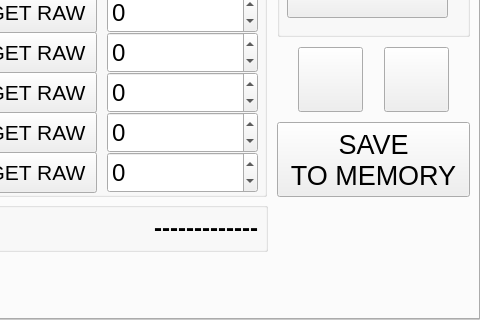
ahmetcihan/pendulum_controller, file dc_motor_pc.ui: the form before one commit; both pictures show x 320 to 800 and y 160 to 480 of the 800 by 480 pixel window.
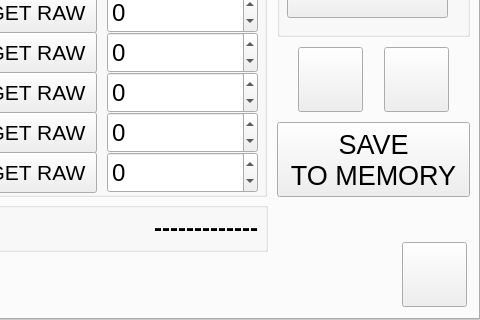
The form after the commit. The open tabs and pages were chosen to show the change.

Commit message: calibration tab is ok

Diff of the .ui file:
```diff
--- a/dc_motor_pc.ui
+++ b/dc_motor_pc.ui
@@ -11315,6 +11315,24 @@
        </property>
       </widget>
      </widget>
+     <widget class="QPushButton" name="pushButton_go_main_screen_5">
+      <property name="geometry">
+       <rect>
+        <x>720</x>
+        <y>400</y>
+        <width>65</width>
+        <height>65</height>
+       </rect>
+      </property>
+      <property name="font">
+       <font>
+        <pointsize>13</pointsize>
+       </font>
+      </property>
+      <property name="text">
+       <string/>
+      </property>
+     </widget>
     </widget>
     <widget class="QWidget" name="tab_main_admin">
      <attribute name="title">
```
Left out of the diff: 2 changed lines with no effect on the pictures. The commit also changes 1 other file.
